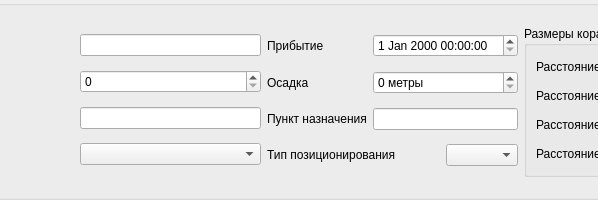
Above: AIS/ui/Type5Simulator.ui from Jomart02/NaviSimulators before the change; both pictures show x 119 to 717 and y 0 to 200 of the 890 by 200 pixel window. Below: the same form after it.
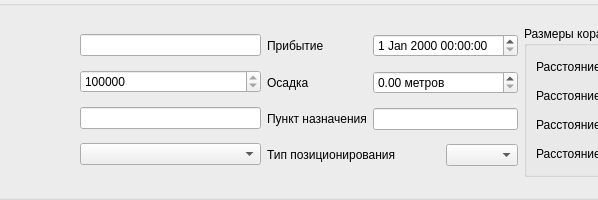
That is the form after the change.

Commit message: add encoding and send message type 5

```diff
--- a/AIS/ui/Type5Simulator.ui
+++ b/AIS/ui/Type5Simulator.ui
@@ -163,6 +163,9 @@
             <verstretch>0</verstretch>
            </sizepolicy>
           </property>
+          <property name="minimum">
+           <number>1000000</number>
+          </property>
           <property name="maximum">
            <number>9999999</number>
           </property>
@@ -256,19 +259,6 @@
           </property>
          </widget>
         </item>
-        <item row="1" column="1" colspan="2">
-         <widget class="QSpinBox" name="spinBox_Draught">
-          <property name="sizePolicy">
-           <sizepolicy hsizetype="Preferred" vsizetype="Fixed">
-            <horstretch>0</horstretch>
-            <verstretch>0</verstretch>
-           </sizepolicy>
-          </property>
-          <property name="suffix">
-           <string> метры</string>
-          </property>
-         </widget>
-        </item>
         <item row="0" column="0">
          <widget class="QLabel" name="label_9">
           <property name="text">
@@ -279,6 +269,19 @@
         <item row="3" column="2">
          <widget class="QComboBox" name="comboBox_PosType"/>
         </item>
+        <item row="1" column="1" colspan="2">
+         <widget class="QDoubleSpinBox" name="doubleSpinBox_Draught">
+          <property name="sizePolicy">
+           <sizepolicy hsizetype="Preferred" vsizetype="Fixed">
+            <horstretch>0</horstretch>
+            <verstretch>0</verstretch>
+           </sizepolicy>
+          </property>
+          <property name="suffix">
+           <string> метров</string>
+          </property>
+         </widget>
+        </item>
        </layout>
       </item>
      </layout>
```
The commit also changes 5 other files.
